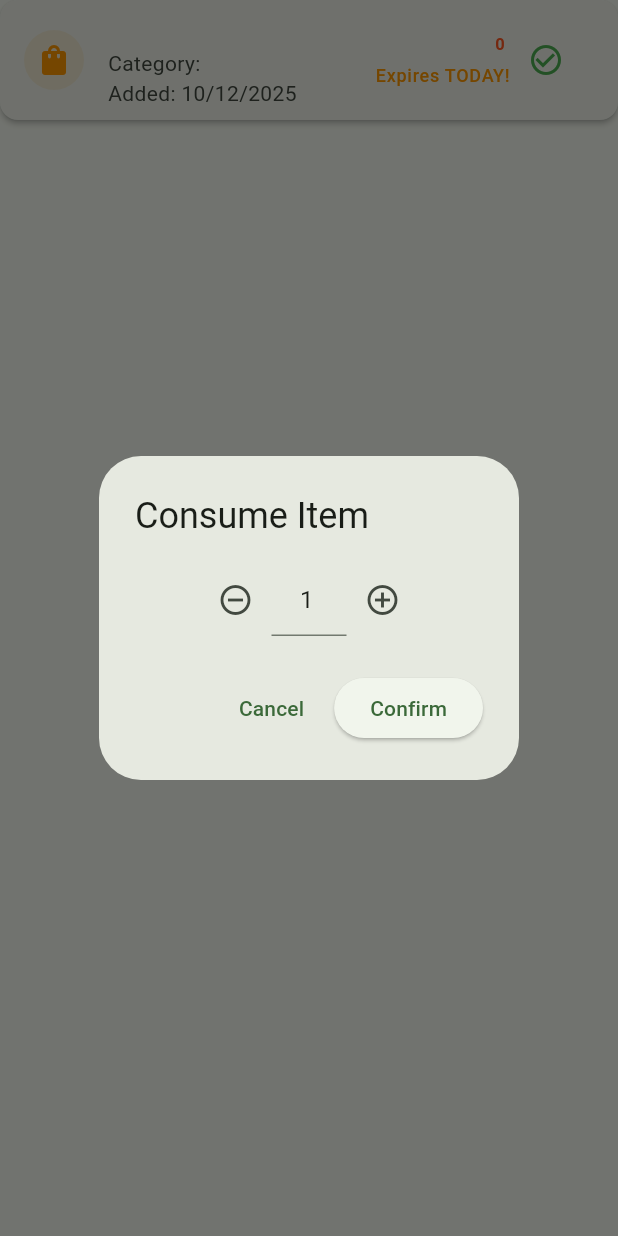
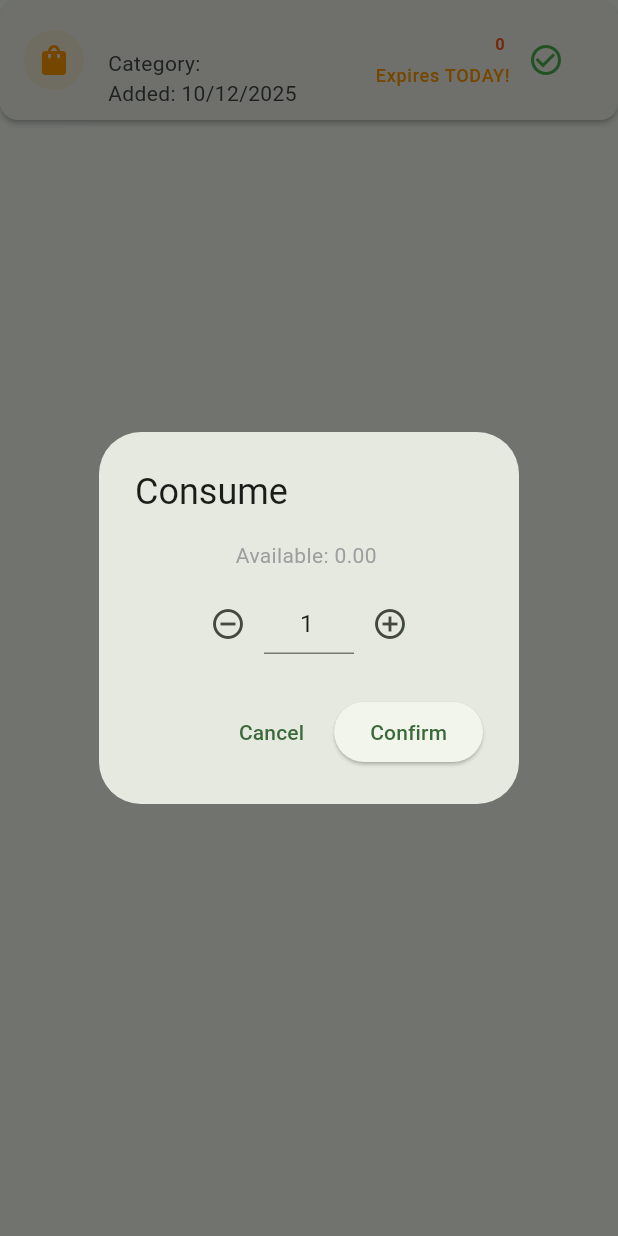
Before and after one commit to ossdaiict/SLoP5.0-InvenTrack, a Flutter app: the GroceryCard widget shown alone on an empty page, opened directly with empty values, after a tap on the "check circle outline" icon, on a phone screen of 412 x 824 dp. Run offline on Flutter 3.47's test engine with Material 3 defaults, Android fonts, the phone set to English and light mode, and no system bars; our stand-ins replace flutter_local_notifications, sqflite, timezone; accounts and stored records are empty.

Commit message:
fix: add consumption limiter in markAsUsed dialog

```diff
--- a/lib/widgets/grocery_card.dart
+++ b/lib/widgets/grocery_card.dart
@@ -1,4 +1,6 @@
 // lib/widgets/grocery_card.dart
+
+// ignore_for_file: use_build_context_synchronously
 
 import 'package:flutter/material.dart';
 import 'package:intl/intl.dart'; // You'll need to add the intl package
@@ -102,63 +104,73 @@ class GroceryCard extends StatelessWidget {
 
   // Modal Dialog for entering consumption amount
   void _showConsumeDialog(BuildContext context, GroceryItem item) {
-  int amount = 1; // initial counter value
-  final TextEditingController controller = TextEditingController(text: amount.toString());
+  final TextEditingController controller = TextEditingController(text: '1');
+  double availableQuantity = item.quantity;
 
   showDialog(
     context: context,
-    builder: (_) => StatefulBuilder(
-      builder: (context, setState) => AlertDialog(
-        title: const Text('Consume Item'),
-        content: Column(
+    builder: (context) {
+      return AlertDialog(
+        title: Text('Consume ${item.name}'),
+        content: StatefulBuilder(
+          builder: (context, setState) {
+            return Column(
               mainAxisSize: MainAxisSize.min,
               children: [
-            // Counter row
+                Text(
+                  'Available: ${availableQuantity.toStringAsFixed(2)} ${item.unit}',
+                  style: const TextStyle(fontSize: 14, color: Colors.grey),
+                ),
+                const SizedBox(height: 12),
                 Row(
                   mainAxisAlignment: MainAxisAlignment.center,
                   children: [
-                // Minus button
+                    // Decrease button
                     IconButton(
                       icon: const Icon(Icons.remove_circle_outline),
                       onPressed: () {
-                    if (amount > 1) {
-                      setState(() {
-                        amount--;
-                        controller.text = amount.toString();
-                      });
+                        double current = double.tryParse(controller.text) ?? 0;
+                        if (current > 0) {
+                          setState(() => controller.text = (current - 1).toString());
                         }
                       },
                     ),
-                // Editable TextField
+                    // TextField for manual entry
                     SizedBox(
-                  width: 50,
+                      width: 60,
                       child: TextField(
                         controller: controller,
                         keyboardType: TextInputType.number,
                         textAlign: TextAlign.center,
-                    onChanged: (value) {
-                      final parsed = int.tryParse(value);
-                      if (parsed != null && parsed > 0) {
-                        setState(() {
-                          amount = parsed;
-                        });
-                      }
-                    },
+                        decoration: const InputDecoration(
+                          isDense: true,
+                          contentPadding: EdgeInsets.symmetric(vertical: 8),
                         ),
                       ),
-                // Plus button
+                    ),
+                    // Increase button
                     IconButton(
                       icon: const Icon(Icons.add_circle_outline),
                       onPressed: () {
-                    setState(() {
-                      amount++;
-                      controller.text = amount.toString();
-                    });
+                        double current = double.tryParse(controller.text) ?? 0;
+                        if (current < availableQuantity) {
+                          setState(() => controller.text = (current + 1).toString());
+                        } else {
+                          ScaffoldMessenger.of(context).showSnackBar(
+                            SnackBar(
+                              content: Text(
+                                'Cannot exceed available quantity (${availableQuantity.toStringAsFixed(2)} ${item.unit})',
+                              ),
+                            ),
+                          );
+                        }
                       },
                     ),
                   ],
                 ),
               ],
+            );
+          },
         ),
         actions: [
           TextButton(
@@ -167,29 +179,33 @@ class GroceryCard extends StatelessWidget {
           ),
           ElevatedButton(
             onPressed: () async {
-              await context.read<GroceryProvider>().markAsUsed(item, amount.toDouble());
+              final amount = double.tryParse(controller.text) ?? 1;
+              if (amount > availableQuantity) {
+                ScaffoldMessenger.of(context).showSnackBar(
+                  SnackBar(content: Text('Cannot consume more than available quantity!')),
+                );
+                return;
+              }
+
+              await context.read<GroceryProvider>().markAsUsed(item, amount);
               Navigator.pop(context);
 
-              // Check if item still exists
-              final provider = context.read<GroceryProvider>();
-              final exists = provider.items.any((i) => i.id == item.id);
-
-
-              if (!exists) {
+              final updatedQuantity = item.quantity - amount;
+              if (updatedQuantity <= 0) {
                 ScaffoldMessenger.of(context).showSnackBar(
-                  SnackBar(content: Text('${item.name} used up and removed!')),
+                  SnackBar(content: Text('${item.name} used up and removed')),
                 );
               } else {
                 ScaffoldMessenger.of(context).showSnackBar(
-                  SnackBar(content: Text('${item.name} used ($amount)')),
+                  SnackBar(content: Text('${item.name} used ($amount ${item.unit})')),
                 );
               }
             },
             child: const Text('Confirm'),
           ),
         ],
-      ),
-    ),
+      );
+    },
   );
 }
 
```
Lines whose indentation alone changed are shown as unchanged.
